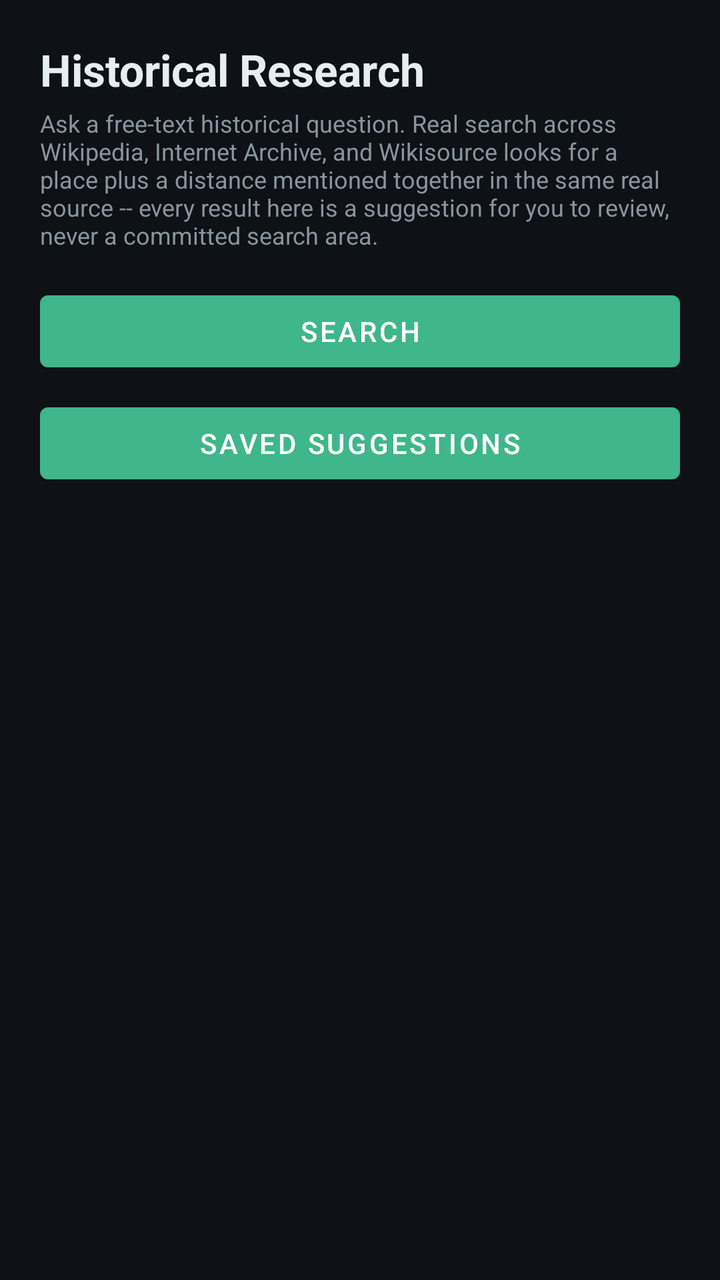
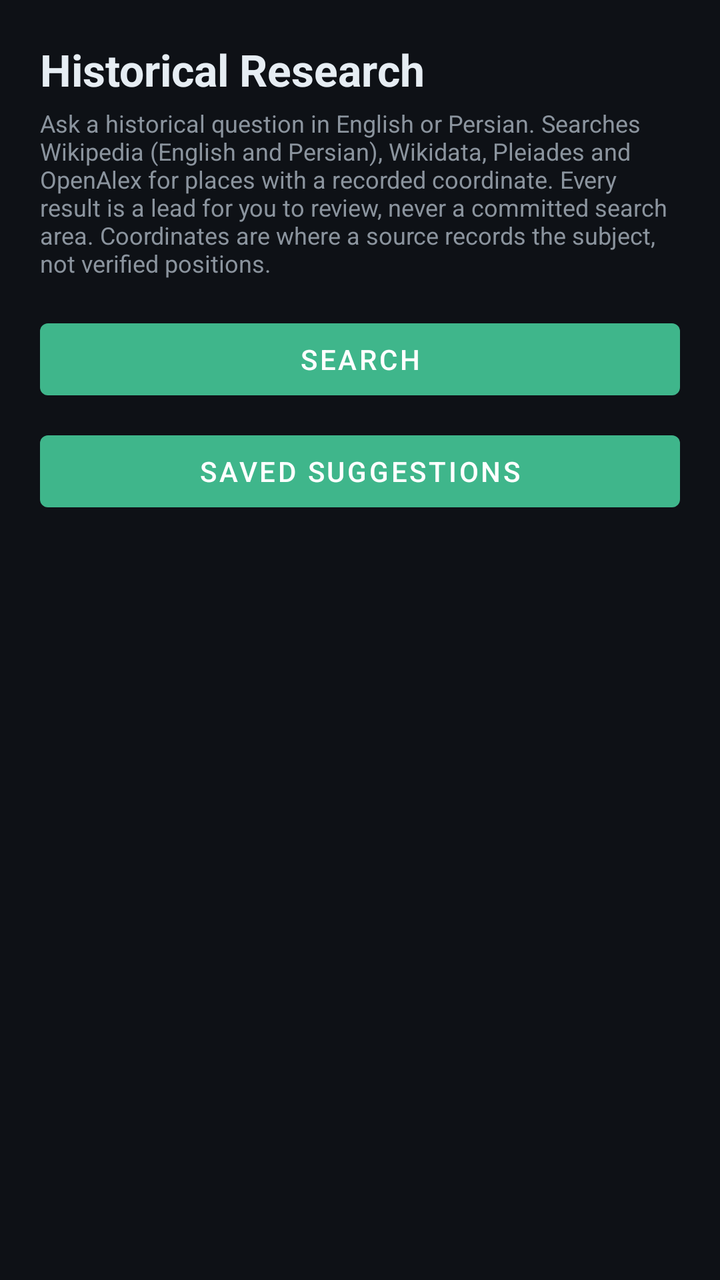

An Android layout rendered at two revisions. The XML below is the earlier revision; the diff shows what the commit changed to produce the second picture.
<!-- AndroidManifest.xml: application theme Theme.AriyanGeoAi -->
<!-- res/layout/activity_historical_research.xml -->
<?xml version="1.0" encoding="utf-8"?>
<ScrollView xmlns:android="http://schemas.android.com/apk/res/android"
    xmlns:app="http://schemas.android.com/apk/res-auto"
    android:layout_width="match_parent"
    android:layout_height="match_parent"
    android:background="@color/ariyan_bg"
    android:fillViewport="true">

    <LinearLayout
        android:layout_width="match_parent"
        android:layout_height="wrap_content"
        android:orientation="vertical"
        android:padding="20dp">

        <TextView
            android:layout_width="match_parent"
            android:layout_height="wrap_content"
            android:text="Historical Research"
            android:textColor="@color/ariyan_text_primary"
            android:textSize="22sp"
            android:textStyle="bold"
            android:paddingBottom="4dp" />

        <TextView
            android:layout_width="match_parent"
            android:layout_height="wrap_content"
            android:text="Ask a free-text historical question. Real search across Wikipedia, Internet Archive, and Wikisource looks for a place plus a distance mentioned together in the same real source -- every result here is a suggestion for you to review, never a committed search area."
            android:textColor="@color/ariyan_text_secondary"
            android:textSize="12sp"
            android:paddingBottom="16dp" />

        <com.google.android.material.button.MaterialButton
            android:id="@+id/buttonShowSearch"
            android:layout_width="match_parent"
            android:layout_height="wrap_content"
            android:text="Search"
            app:backgroundTint="@color/ariyan_accent" />

        <com.google.android.material.button.MaterialButton
            android:id="@+id/buttonShowSaved"
            android:layout_width="match_parent"
            android:layout_height="wrap_content"
            android:layout_marginTop="8dp"
            android:text="Saved Suggestions"
            app:backgroundTint="@color/ariyan_accent" />

        <ProgressBar
            android:id="@+id/progressBarHistoricalResearch"
            android:layout_width="wrap_content"
            android:layout_height="wrap_content"
            android:layout_gravity="center"
            android:layout_marginTop="16dp"
            android:visibility="gone" />

        
        <LinearLayout
            android:id="@+id/containerSearch"
            android:layout_width="match_parent"
            android:layout_height="wrap_content"
            android:layout_marginTop="20dp"
            android:orientation="vertical"
            android:visibility="gone" />

        
        <LinearLayout
            android:id="@+id/containerSaved"
            android:layout_width="match_parent"
            android:layout_height="wrap_content"
            android:layout_marginTop="20dp"
            android:orientation="vertical"
            android:visibility="gone" />

    </LinearLayout>
</ScrollView>
<!-- resources referenced by this layout -->
<resources>
  <color name="ariyan_accent">#3FB68B</color>
  <color name="ariyan_bg">#0E1116</color>
  <color name="ariyan_text_primary">#E6EDF3</color>
  <color name="ariyan_text_secondary">#8B949E</color>
  <style name="Theme.AriyanGeoAi" parent="Theme.MaterialComponents.DayNight.NoActionBar">
          <item name="colorPrimary">@color/ariyan_accent</item>
          <item name="colorPrimaryDark">@color/ariyan_bg</item>
          <item name="colorAccent">@color/ariyan_accent</item>
          <item name="android:windowBackground">@color/ariyan_bg</item>
          <item name="android:statusBarColor" tools:targetApi="l">@color/ariyan_bg</item>
      </style>
</resources>

<!-- the commit's change to res/layout/activity_historical_research.xml (unified diff, before → after) -->
@@ -24,7 +24,7 @@
         <TextView
             android:layout_width="match_parent"
             android:layout_height="wrap_content"
-            android:text="Ask a free-text historical question. Real search across Wikipedia, Internet Archive, and Wikisource looks for a place plus a distance mentioned together in the same real source -- every result here is a suggestion for you to review, never a committed search area."
+            android:text="Ask a historical question in English or Persian. Searches Wikipedia (English and Persian), Wikidata, Pleiades and OpenAlex for places with a recorded coordinate. Every result is a lead for you to review, never a committed search area. Coordinates are where a source records the subject, not verified positions."
             android:textColor="@color/ariyan_text_secondary"
             android:textSize="12sp"
             android:paddingBottom="16dp" />
